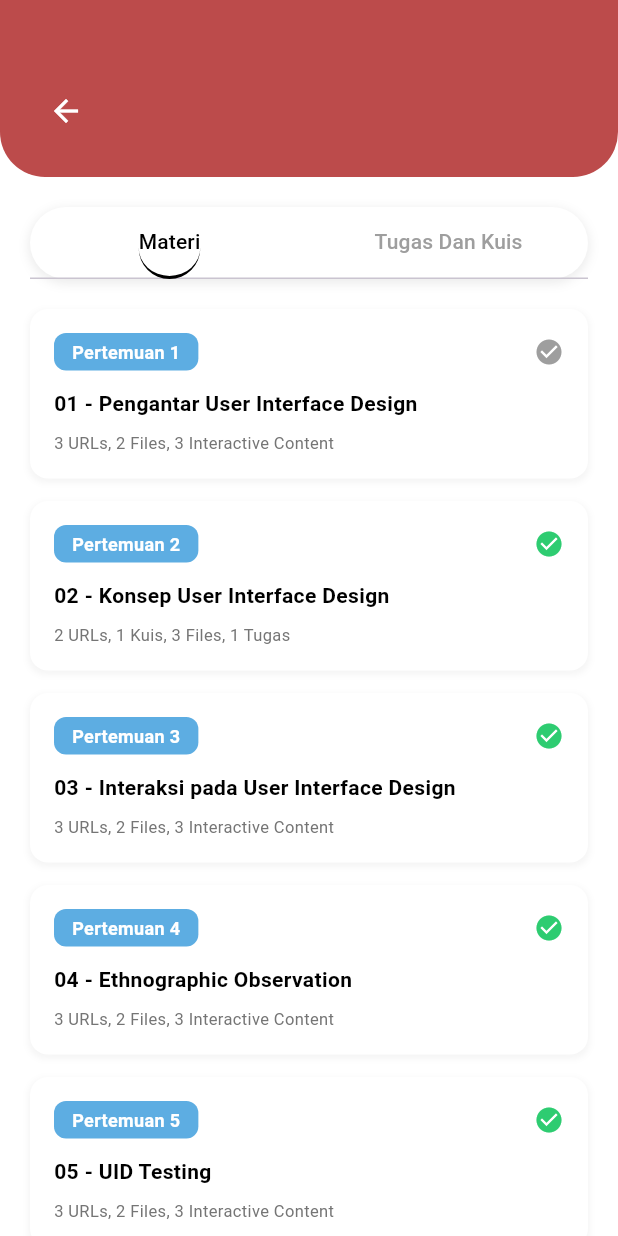
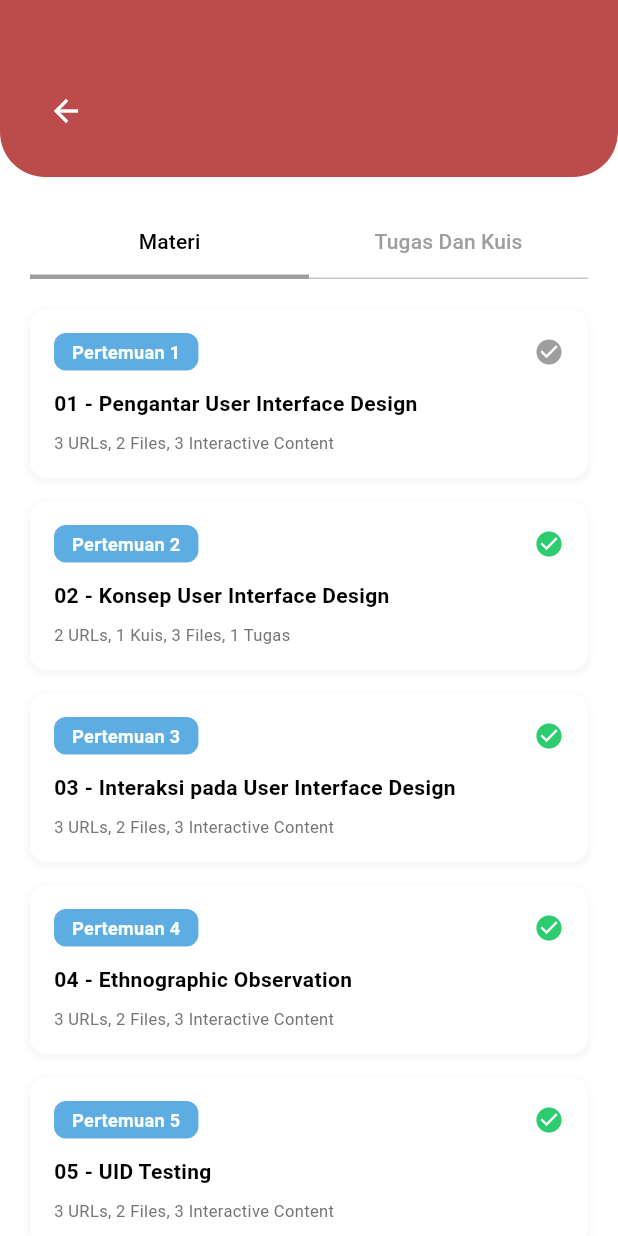
Before and after one commit to Yofaa123/Learning-Management-System, a Flutter app: the ClassDetailScreen screen opened directly with empty values, on a phone screen of 412 x 824 dp. Run offline on Flutter 3.47's test engine with Material 3 defaults, Android fonts, the phone set to English and light mode, and no system bars.

Commit message:
mengubah animasi tab pada halaman detail kelas

```diff
--- a/lib/screens/class/class_detail_screen.dart
+++ b/lib/screens/class/class_detail_screen.dart
@@ -93,31 +93,14 @@ class _ClassDetailScreenState extends State<ClassDetailScreen>
   Widget _buildTabBar() {
     return Container(
       margin: const EdgeInsets.only(top: 20, left: 20, right: 20, bottom: 10),
-      decoration: BoxDecoration(
-        color: Colors.white,
-        borderRadius: BorderRadius.circular(25),
-        boxShadow: [
-          BoxShadow(
-            color: Colors.grey.withOpacity(0.2),
-            spreadRadius: 1,
-            blurRadius: 5,
-            offset: const Offset(0, 2),
-          ),
-        ],
-      ),
       child: TabBar(
         controller: _tabController,
-        indicator: BoxDecoration(
-          borderRadius: BorderRadius.circular(25),
-          color: Colors.white,
-          border: Border(
-            bottom: BorderSide(color: Colors.black, width: 2),
-          ),
+        indicator: const UnderlineTabIndicator(
+          borderSide: BorderSide(color: Colors.grey, width: 3),
         ),
-        indicatorColor: Colors.black,
         labelColor: Colors.black,
         unselectedLabelColor: Colors.grey,
-        indicatorSize: TabBarIndicatorSize.label,
+        indicatorSize: TabBarIndicatorSize.tab,
         tabs: const [
           Tab(text: "Materi"),
           Tab(text: "Tugas Dan Kuis"),
```
